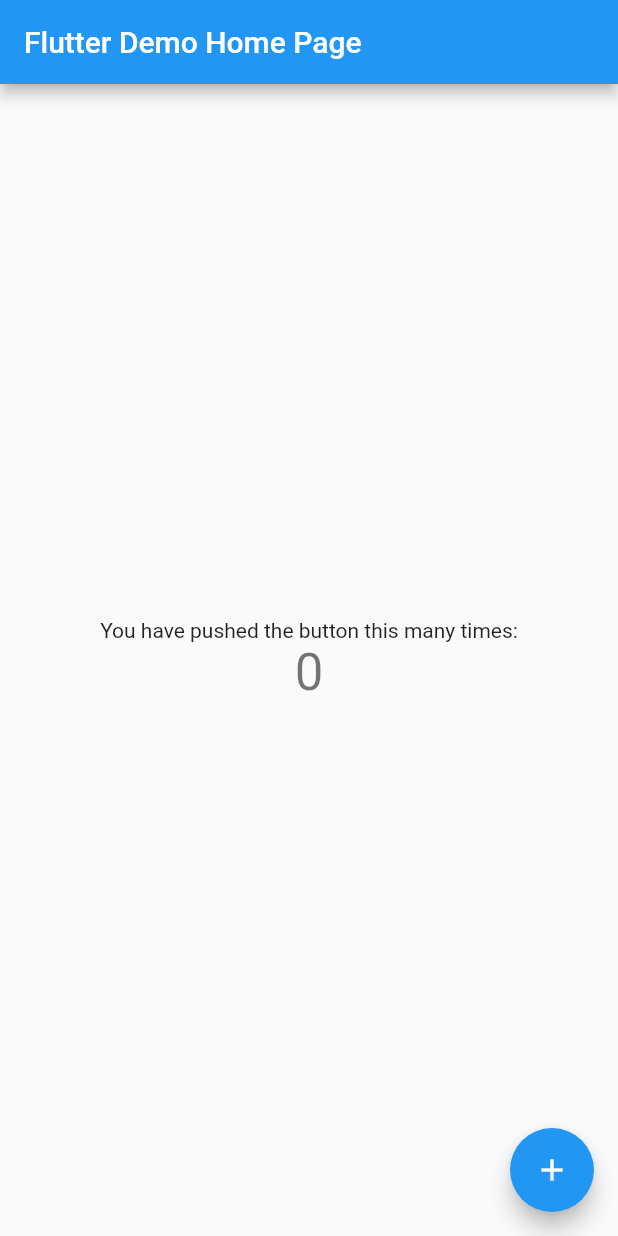
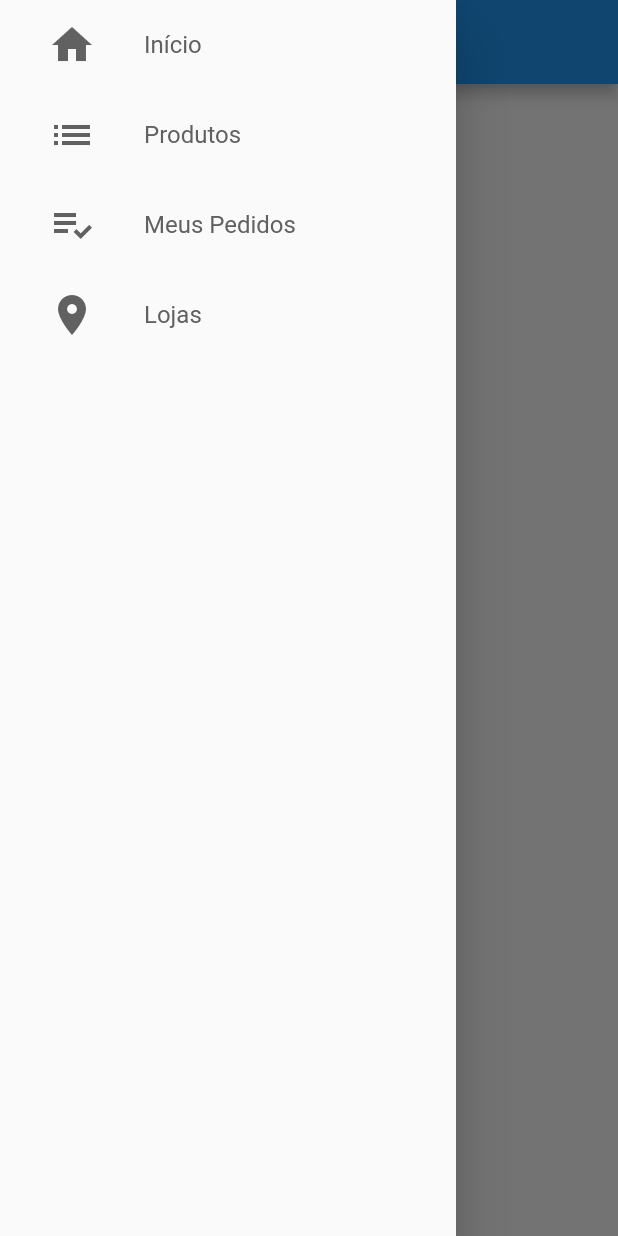
Before and after one commit to td-santos/Loja_virtual_Flutter, a Flutter app: the screen it shows after launch, with the side drawer open (before the commit the screen has no drawer), on a phone screen of 412 x 824 dp. Run offline on Flutter 3.47's test engine with Material 2 defaults, Android fonts, the phone set to English and light mode, and no system bars; our stand-ins replace cloud_firestore; accounts and stored records are empty.

Commit message:
commit initial drawer
- adicionando  Drawer ao app

```diff
--- /dev/null
+++ b/virtual_store/lib/common/custom_drawer/custom_drawer.dart
@@ -0,0 +1,18 @@
+import 'package:flutter/material.dart';
+import 'package:virtual_store/common/custom_drawer/drawer_tile.dart';
+
+class CustomDrawer extends StatelessWidget {
+  @override
+  Widget build(BuildContext context) {
+    return Drawer(
+      child: ListView(
+        children: <Widget>[
+          DrawerTile(iconData: Icons.home, title: 'Início', page: 0,),
+          DrawerTile(iconData: Icons.list, title: 'Produtos', page: 1,),
+          DrawerTile(iconData: Icons.playlist_add_check, title: 'Meus Pedidos', page: 2,),
+          DrawerTile(iconData: Icons.location_on, title: 'Lojas', page: 3,),
+        ],
+      ),
+    );
+  }
+}
--- /dev/null
+++ b/virtual_store/lib/common/custom_drawer/drawer_tile.dart
@@ -0,0 +1,37 @@
+import 'package:flutter/material.dart';
+
+class DrawerTile extends StatelessWidget {
+  final IconData iconData;
+  final String title;
+  final int page;
+
+  const DrawerTile({Key key, this.iconData, this.title, this.page}) : super(key: key);
+
+  @override
+  Widget build(BuildContext context) {
+    return InkWell(
+      onTap: () {
+        debugPrint("toque ink - page: $page");
+      },
+      child: SizedBox(
+        height: 60,
+        child: Row(
+          children: <Widget>[
+            Padding(
+              padding: const EdgeInsets.symmetric(horizontal: 32),
+              child: Icon(
+                iconData,
+                size: 32,
+                color: Colors.grey[700],
+              ),
+            ),
+            Text(
+              title,
+              style: TextStyle(fontSize: 16, color: Colors.grey[700]),
+            )
+          ],
+        ),
+      ),
+    );
+  }
+}
--- a/virtual_store/lib/main.dart
+++ b/virtual_store/lib/main.dart
@@ -1,5 +1,6 @@
 import 'package:cloud_firestore/cloud_firestore.dart';
 import 'package:flutter/material.dart';
+import 'package:virtual_store/screens/base/base_screen.dart';
 
 void main() async{
   runApp(MyApp());
@@ -43,63 +44,13 @@ class MyApp extends StatelessWidget {
   @override
   Widget build(BuildContext context) {
     return MaterialApp(
-      title: 'Flutter Demo',
+      title: 'Loja Virtual',
+      debugShowCheckedModeBanner: false,
       theme: ThemeData(
-
         primarySwatch: Colors.blue,
-
         visualDensity: VisualDensity.adaptivePlatformDensity,
       ),
-      home: MyHomePage(title: 'Flutter Demo Home Page'),
+      home: BaseScreen(),
     );
   }
 }
-
-class MyHomePage extends StatefulWidget {
-  MyHomePage({Key key, this.title}) : super(key: key);
-
-  final String title;
-
-  @override
-  _MyHomePageState createState() => _MyHomePageState();
-}
-
-class _MyHomePageState extends State<MyHomePage> {
-  int _counter = 0;
-
-  void _incrementCounter() {
-
-    setState(() {
-      _counter++;
-    });
-  }
-
-  @override
-  Widget build(BuildContext context) {
-
-    return Scaffold(
-      appBar: AppBar(
-        title: Text(widget.title),
-      ),
-      body: Center(
-        child: Column(
-          mainAxisAlignment: MainAxisAlignment.center,
-          children: <Widget>[
-            Text(
-              'You have pushed the button this many times:',
-            ),
-            Text(
-              '$_counter',
-              style: Theme.of(context).textTheme.headline4,
-            ),
-          ],
-        ),
-      ),
-      floatingActionButton: FloatingActionButton(
-        onPressed: _incrementCounter,
-        tooltip: 'Increment',
-        child: Icon(Icons.add),
-      ), // This trailing comma makes auto-formatting nicer for build methods.
-    );
-  }
-}
--- /dev/null
+++ b/virtual_store/lib/screens/base/base_screen.dart
@@ -0,0 +1,26 @@
+import 'package:flutter/material.dart';
+import 'package:virtual_store/common/custom_drawer/custom_drawer.dart';
+
+class BaseScreen extends StatelessWidget {
+
+  PageController pageController = PageController();
+
+  @override
+  Widget build(BuildContext context) {
+    return PageView(
+      physics: NeverScrollableScrollPhysics(),
+      controller: pageController,
+      children: <Widget>[
+        Scaffold(
+          appBar: AppBar(
+            title: Text('Home'),
+          ),
+          drawer: CustomDrawer(),
+        ),
+        Container(color: Colors.red,),
+        Container(color: Colors.green,),
+        Container(color: Colors.yellow,),
+      ],
+    );
+  }
+}
```
